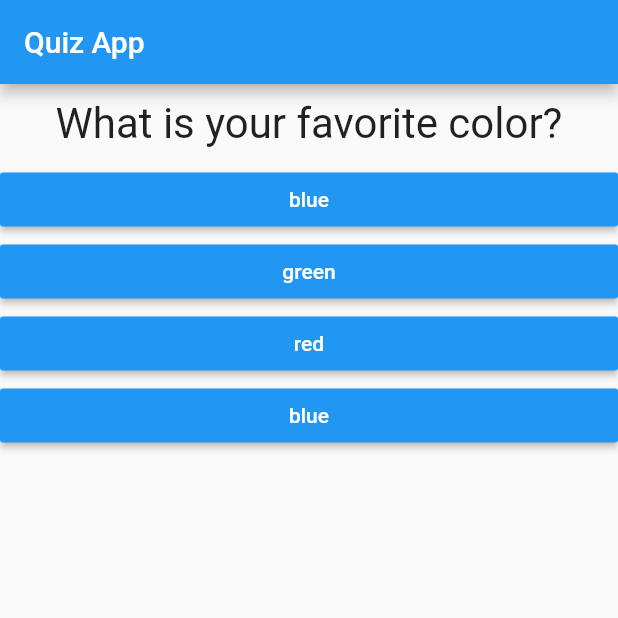
After one commit to sahina/flutter_quiz, a Flutter app: the screen it shows after launch, on a phone screen of 412 x 824 dp, the top half of it. The commit adds this screen. Run offline on Flutter 3.47's test engine with Material 2 defaults, Android fonts, the phone set to English and light mode, and no system bars.

Commit message:
added quiz and result widgets

```diff
--- a/lib/main.dart
+++ b/lib/main.dart
@@ -1,6 +1,6 @@
 import 'package:flutter/material.dart';
-import 'package:flutter_quiz/question.dart';
-import 'package:flutter_quiz/answer.dart';
+import './quiz.dart';
+import './result.dart';
 
 void main() => runApp(MyApp());
 
@@ -49,15 +49,12 @@ class _MyAppState extends State<MyApp> {
         appBar: AppBar(
           title: Text("Quiz App"),
         ),
-        body: _questionIndex < _questions.length ? Column(
-          children: <Widget>[
-            Question(_questions[_questionIndex]["text"]),
-            ...(_questions[_questionIndex]["answers"] as List<String>)
-                .map((answer) {
-              return Answer(_answerQuestion, answer);
-            }).toList(),
-          ],
-        ) : Center(child: Text("You did it!")),
+        body: _questionIndex < _questions.length
+            ? Quiz(
+                questions: _questions,
+                answerQuestion: _answerQuestion,
+                questionIndex: _questionIndex)
+            : Result(),
       ),
     );
   }
--- /dev/null
+++ b/lib/quiz.dart
@@ -0,0 +1,27 @@
+import 'package:flutter/material.dart';
+import './question.dart';
+import './answer.dart';
+
+class Quiz extends StatelessWidget {
+  final int questionIndex;
+  final List<Map<String, Object>> questions;
+  final Function answerQuestion;
+
+  Quiz(
+      {@required this.questions,
+      @required this.answerQuestion,
+      @required this.questionIndex});
+
+  @override
+  Widget build(BuildContext context) {
+    // TODO: implement build
+    return Column(
+      children: <Widget>[
+        Question(questions[questionIndex]["text"]),
+        ...(questions[questionIndex]["answers"] as List<String>).map((answer) {
+          return Answer(answerQuestion, answer);
+        }).toList(),
+      ],
+    );
+  }
+}
```
Also changed, not shown: lib/result.dart (added, +10 -0 lines).
